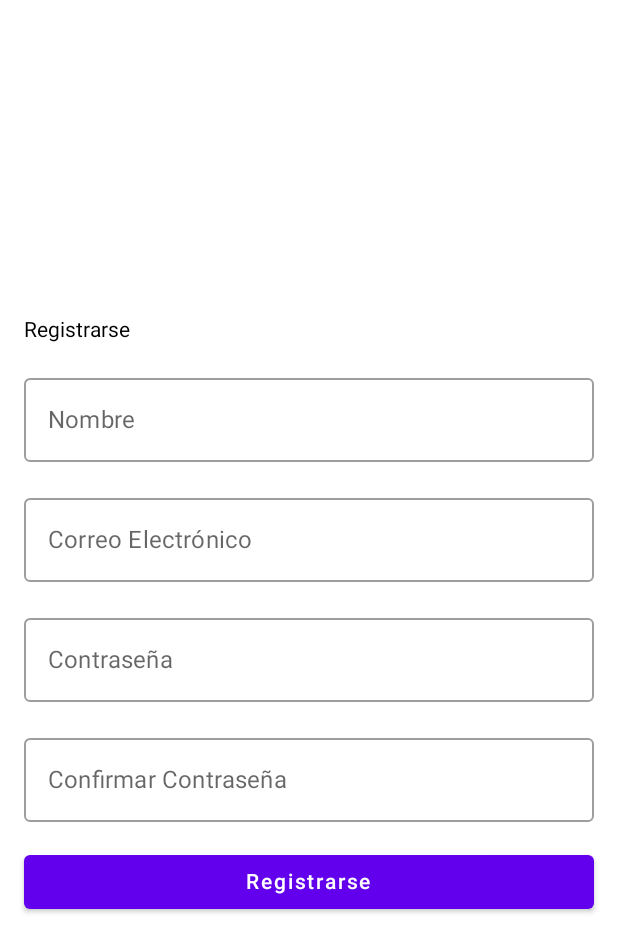
After one commit to ResiliopeSE/Crud_KOTLIN_API, an Android app built with Jetpack Compose: the composable SignUpScreen shown on its own in the app's theme, on a phone screen of 412 x 824 dp. The commit adds this screen. Shown: the top 952 px of the screen. Run offline under Robolectric (Android 15) with nearby library versions, the phone set to English and light mode, and no system bars.

Commit message:
Antes de Agregar Home y la Funcionalidad de los botones

```diff
--- /dev/null
+++ b/API_KOTLIN_CRUD/app/src/main/java/com/example/crud_prueba/view/SignUpScreen.kt
@@ -0,0 +1,88 @@
+package com.example.crud_prueba.ui
+
+import androidx.compose.foundation.layout.*
+import androidx.compose.material.Button
+import androidx.compose.material.OutlinedTextField
+import androidx.compose.material.Text
+import androidx.compose.runtime.*
+import androidx.compose.ui.Modifier
+import androidx.compose.ui.text.input.PasswordVisualTransformation
+import androidx.compose.ui.tooling.preview.Preview
+import androidx.compose.ui.unit.dp
+import androidx.lifecycle.viewmodel.compose.viewModel
+import com.example.crud_prueba.viewmodel.SignUpViewModel
+
+@Composable
+fun SignUpScreen(modifier: Modifier = Modifier, signUpViewModel: SignUpViewModel = viewModel()) {
+    // Observamos los cambios en los campos del ViewModel
+    val name by signUpViewModel.name.collectAsState()
+    val email by signUpViewModel.email.collectAsState()
+    val password by signUpViewModel.password.collectAsState()
+    val confirmPassword by signUpViewModel.confirmPassword.collectAsState()
+
+    // Diseño de la pantalla de SignUp
+    Column(
+        modifier = modifier
+            .fillMaxSize()
+            .padding(16.dp),
+        verticalArrangement = Arrangement.Center
+    ) {
+        Text(text = "Registrarse", modifier = Modifier.padding(bottom = 16.dp))
+
+        // Campo de nombre
+        OutlinedTextField(
+            value = name,
+            onValueChange = { signUpViewModel.onNameChange(it) },
+            label = { Text("Nombre") },
+            modifier = Modifier.fillMaxWidth()
+        )
+
+        Spacer(modifier = Modifier.height(16.dp))
+
+        // Campo de email
+        OutlinedTextField(
+            value = email,
+            onValueChange = { signUpViewModel.onEmailChange(it) },
+            label = { Text("Correo Electrónico") },
+            modifier = Modifier.fillMaxWidth()
+        )
+
+        Spacer(modifier = Modifier.height(16.dp))
+
+        // Campo de contraseña
+        OutlinedTextField(
+            value = password,
+            onValueChange = { signUpViewModel.onPasswordChange(it) },
+            label = { Text("Contraseña") },
+            visualTransformation = PasswordVisualTransformation(),
+            modifier = Modifier.fillMaxWidth()
+        )
+
+        Spacer(modifier = Modifier.height(16.dp))
+
+        // Campo de confirmación de contraseña
+        OutlinedTextField(
+            value = confirmPassword,
+            onValueChange = { signUpViewModel.onConfirmPasswordChange(it) },
+            label = { Text("Confirmar Contraseña") },
+            visualTransformation = PasswordVisualTransformation(),
+            modifier = Modifier.fillMaxWidth()
+        )
+
+        Spacer(modifier = Modifier.height(16.dp))
+
+        // Botón de registro
+        Button(
+            onClick = { signUpViewModel.signUp() },
+            modifier = Modifier.fillMaxWidth()
+        ) {
+            Text(text = "Registrarse")
+        }
+    }
+}
+
+@Preview(showBackground = true)
+@Composable
+fun SignUpScreenPreview() {
+    SignUpScreen()
+}
--- /dev/null
+++ b/API_KOTLIN_CRUD/app/src/main/java/com/example/crud_prueba/viewmodel/SignUpViewModel.kt
@@ -0,0 +1,47 @@
+package com.example.crud_prueba.viewmodel
+
+import androidx.lifecycle.ViewModel
+import kotlinx.coroutines.flow.MutableStateFlow
+import kotlinx.coroutines.flow.StateFlow
+
+class SignUpViewModel : ViewModel() {
+    // Para almacenar los datos del formulario
+    private val _name = MutableStateFlow("")
+    val name: StateFlow<String> = _name
+
+    private val _email = MutableStateFlow("")
+    val email: StateFlow<String> = _email
+
+    private val _password = MutableStateFlow("")
+    val password: StateFlow<String> = _password
+
+    private val _confirmPassword = MutableStateFlow("")
+    val confirmPassword: StateFlow<String> = _confirmPassword
+
+    // Actualiza los valores cuando el usuario cambia los datos
+    fun onNameChange(newName: String) {
+        _name.value = newName
+    }
+
+    fun onEmailChange(newEmail: String) {
+        _email.value = newEmail
+    }
+
+    fun onPasswordChange(newPassword: String) {
+        _password.value = newPassword
+    }
+
+    fun onConfirmPasswordChange(newConfirmPassword: String) {
+        _confirmPassword.value = newConfirmPassword
+    }
+
+    // Función para manejar el registro (lógica de validación y conexión con la API más adelante)
+    fun signUp() {
+        if (_name.value.isNotEmpty() && _email.value.isNotEmpty() && _password.value.isNotEmpty() && _password.value == _confirmPassword.value) {
+            // Aquí iría la lógica para conectarse a la API más adelante
+            println("Registro exitoso con email: ${_email.value}")
+        } else {
+            println("Por favor complete todos los campos y asegúrese de que las contraseñas coincidan")
+        }
+    }
+}
```
Also changed, not shown: API_KOTLIN_CRUD/app/build.gradle.kts (+6 -1 lines), API_KOTLIN_CRUD/app/src/main/java/com/example/crud_prueba/view/UserScreen.kt (+10 -0 lines).
